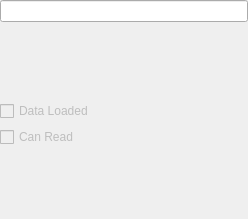
The window that src/mafResources/vmeGeneric.ui (tartarini/MAF3) describes before a commit, drawn with Qt 5.
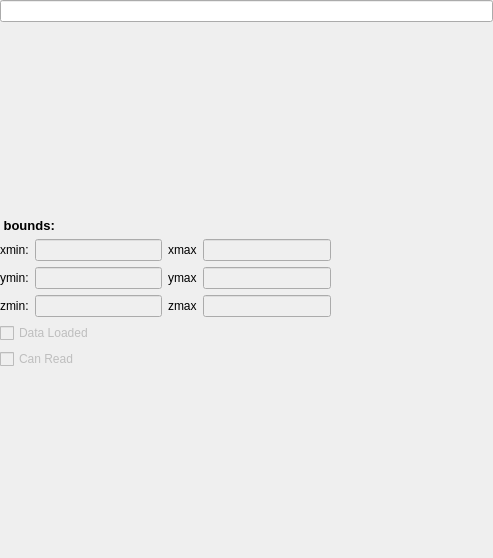
The same window after the commit.

```diff
--- a/src/mafResources/vmeGeneric.ui
+++ b/src/mafResources/vmeGeneric.ui
@@ -6,8 +6,8 @@
    <rect>
     <x>0</x>
     <y>0</y>
-    <width>248</width>
-    <height>219</height>
+    <width>493</width>
+    <height>558</height>
    </rect>
   </property>
   <property name="sizePolicy">
@@ -43,6 +43,177 @@
      </property>
     </spacer>
    </item>
+   <item>
+    <widget class="QLabel" name="label">
+     <property name="font">
+      <font>
+       <pointsize>10</pointsize>
+       <weight>75</weight>
+       <bold>true</bold>
+      </font>
+     </property>
+     <property name="text">
+      <string> bounds:</string>
+     </property>
+    </widget>
+   </item>
+   <item>
+    <layout class="QHBoxLayout" name="horizontalLayout">
+     <item>
+      <layout class="QFormLayout" name="formLayout_9">
+       <property name="fieldGrowthPolicy">
+        <enum>QFormLayout::AllNonFixedFieldsGrow</enum>
+       </property>
+       <item row="0" column="0">
+        <widget class="QLabel" name="Xmin">
+         <property name="text">
+          <string>xmin:</string>
+         </property>
+        </widget>
+       </item>
+       <item row="1" column="0">
+        <widget class="QLabel" name="Ymin">
+         <property name="text">
+          <string>ymin:</string>
+         </property>
+        </widget>
+       </item>
+       <item row="1" column="1">
+        <widget class="QLineEdit" name="boundYmin">
+         <property name="enabled">
+          <bool>false</bool>
+         </property>
+         <property name="sizePolicy">
+          <sizepolicy hsizetype="Expanding" vsizetype="Fixed">
+           <horstretch>0</horstretch>
+           <verstretch>0</verstretch>
+          </sizepolicy>
+         </property>
+        </widget>
+       </item>
+       <item row="2" column="0">
+        <widget class="QLabel" name="Zmin">
+         <property name="text">
+          <string>zmin:</string>
+         </property>
+        </widget>
+       </item>
+       <item row="2" column="1">
+        <widget class="QLineEdit" name="boundZmin">
+         <property name="enabled">
+          <bool>false</bool>
+         </property>
+         <property name="sizePolicy">
+          <sizepolicy hsizetype="Expanding" vsizetype="Fixed">
+           <horstretch>0</horstretch>
+           <verstretch>0</verstretch>
+          </sizepolicy>
+         </property>
+        </widget>
+       </item>
+       <item row="0" column="1">
+        <widget class="QLineEdit" name="boundXmin">
+         <property name="enabled">
+          <bool>false</bool>
+         </property>
+         <property name="sizePolicy">
+          <sizepolicy hsizetype="Expanding" vsizetype="Fixed">
+           <horstretch>0</horstretch>
+           <verstretch>0</verstretch>
+          </sizepolicy>
+         </property>
+        </widget>
+       </item>
+      </layout>
+     </item>
+     <item>
+      <layout class="QFormLayout" name="formLayout_10">
+       <property name="fieldGrowthPolicy">
+        <enum>QFormLayout::AllNonFixedFieldsGrow</enum>
+       </property>
+       <item row="0" column="0">
+        <widget class="QLabel" name="Xmax">
+         <property name="text">
+          <string>xmax</string>
+         </property>
+        </widget>
+       </item>
+       <item row="0" column="1">
+        <widget class="QLineEdit" name="boundXmax">
+         <property name="enabled">
+          <bool>false</bool>
+         </property>
+         <property name="sizePolicy">
+          <sizepolicy hsizetype="Expanding" vsizetype="Fixed">
+           <horstretch>0</horstretch>
+           <verstretch>0</verstretch>
+          </sizepolicy>
+         </property>
+        </widget>
+       </item>
+       <item row="1" column="0">
+        <widget class="QLabel" name="Ymax">
+         <property name="text">
+          <string>ymax</string>
+         </property>
+         <property name="bounds[1]" stdset="0">
+          <double>0.000000000000000</double>
+         </property>
+        </widget>
+       </item>
+       <item row="1" column="1">
+        <widget class="QLineEdit" name="boundYmax">
+         <property name="enabled">
+          <bool>false</bool>
+         </property>
+         <property name="sizePolicy">
+          <sizepolicy hsizetype="Expanding" vsizetype="Fixed">
+           <horstretch>0</horstretch>
+           <verstretch>0</verstretch>
+          </sizepolicy>
+         </property>
+        </widget>
+       </item>
+       <item row="2" column="0">
+        <widget class="QLabel" name="Zmax">
+         <property name="text">
+          <string>zmax</string>
+         </property>
+         <property name="bounds[2]" stdset="0">
+          <double>0.000000000000000</double>
+         </property>
+        </widget>
+       </item>
+       <item row="2" column="1">
+        <widget class="QLineEdit" name="boundZmax">
+         <property name="enabled">
+          <bool>false</bool>
+         </property>
+         <property name="sizePolicy">
+          <sizepolicy hsizetype="Expanding" vsizetype="Fixed">
+           <horstretch>0</horstretch>
+           <verstretch>0</verstretch>
+          </sizepolicy>
+         </property>
+        </widget>
+       </item>
+      </layout>
+     </item>
+     <item>
+      <spacer name="horizontalSpacer">
+       <property name="orientation">
+        <enum>Qt::Horizontal</enum>
+       </property>
+       <property name="sizeHint" stdset="0">
+        <size>
+         <width>80</width>
+         <height>20</height>
+        </size>
+       </property>
+      </spacer>
+     </item>
+    </layout>
+   </item>
    <item>
     <widget class="QCheckBox" name="dataLoaded">
      <property name="enabled">
```
